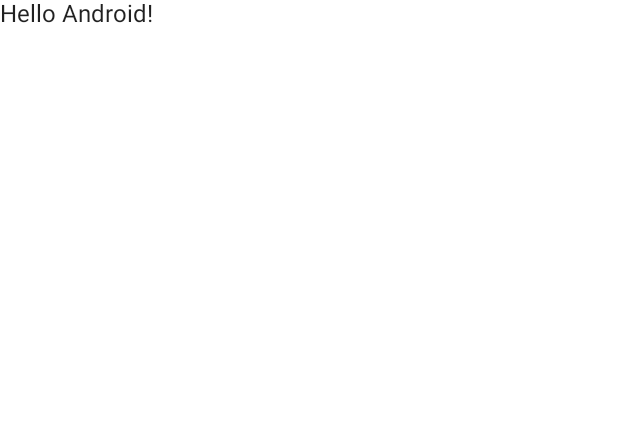
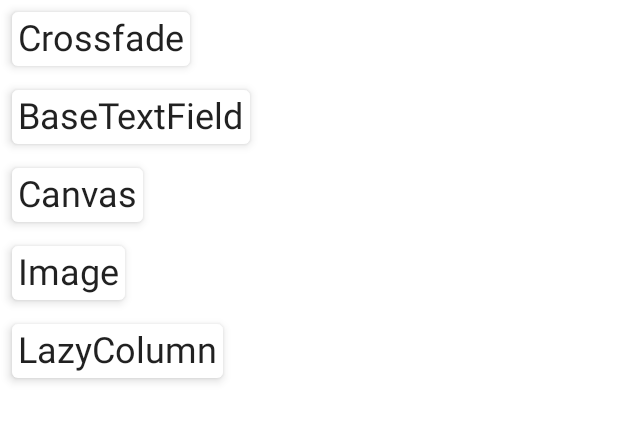
Before and after one commit to LeeYoonSam/ComposePlayground, an Android app built with Jetpack Compose: the @Preview function DefaultPreview, on a phone screen of 412 x 824 dp. Shown: the top 421 px of the screen. Run offline under Robolectric (Android 15) with nearby library versions, the phone set to English and light mode, and no system bars.

Commit message:
샘플리스트 구현

```diff
--- a/app/src/main/java/com/ys/composeplayground/MainActivity.kt
+++ b/app/src/main/java/com/ys/composeplayground/MainActivity.kt
@@ -3,11 +3,20 @@
 import android.os.Bundle
 import androidx.activity.ComponentActivity
 import androidx.activity.compose.setContent
+import androidx.compose.foundation.layout.fillMaxHeight
+import androidx.compose.foundation.layout.padding
+import androidx.compose.foundation.lazy.LazyColumn
+import androidx.compose.foundation.lazy.items
+import androidx.compose.material.Card
 import androidx.compose.material.MaterialTheme
 import androidx.compose.material.Surface
 import androidx.compose.material.Text
 import androidx.compose.runtime.Composable
+import androidx.compose.ui.Modifier
+import androidx.compose.ui.text.TextStyle
 import androidx.compose.ui.tooling.preview.Preview
+import androidx.compose.ui.unit.dp
+import androidx.compose.ui.unit.sp
 import com.ys.composeplayground.ui.theme.ComposePlaygroundTheme
 
 class MainActivity : ComponentActivity() {
@@ -17,7 +26,7 @@
             ComposePlaygroundTheme {
                 // A surface container using the 'background' color from the theme
                 Surface(color = MaterialTheme.colors.background) {
-                    Greeting("Android")
+                    ComposeList()
                 }
             }
         }
@@ -25,14 +34,43 @@
 }
 
 @Composable
-fun Greeting(name: String) {
-    Text(text = "Hello $name!")
+fun ComposeList() {
+
+    val sampleList = getComposeSampleList()
+
+    LazyColumn(
+        modifier = Modifier.fillMaxHeight()
+    ) {
+        items(
+            items = sampleList,
+            itemContent = { item ->
+                Card(
+                    elevation = 4.dp,
+                    modifier = Modifier.padding(8.dp)
+                ) {
+                    Text(
+                        modifier = Modifier.padding(4.dp),
+                        text = item,
+                        style = TextStyle(fontSize = 24.sp)
+                    )
+                }
+            }
+        )
+    }
 }
+
+fun getComposeSampleList() = listOf(
+    "Crossfade",
+    "BaseTextField",
+    "Canvas",
+    "Image",
+    "LazyColumn"
+)
 
 @Preview(showBackground = true)
 @Composable
 fun DefaultPreview() {
     ComposePlaygroundTheme {
-        Greeting("Android")
+        ComposeList()
     }
 }
```
